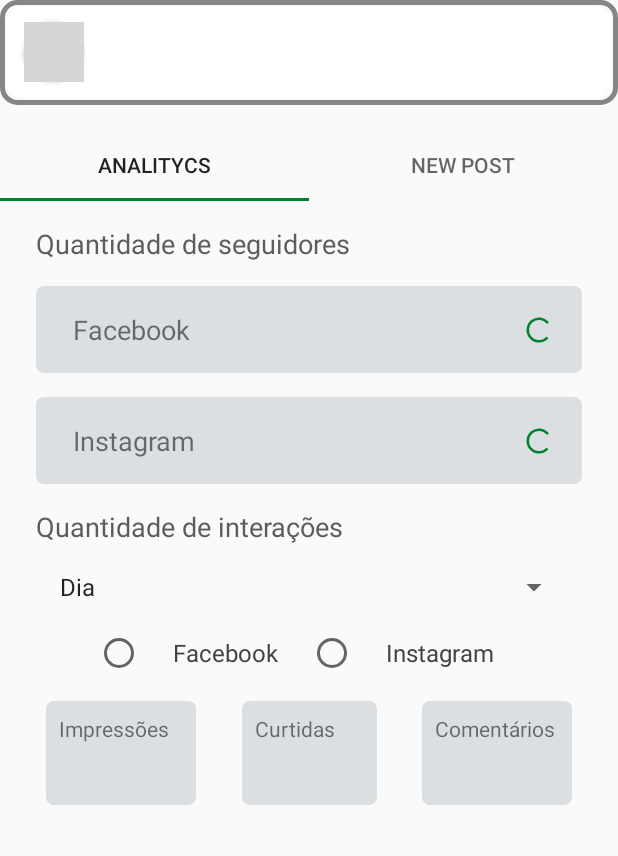
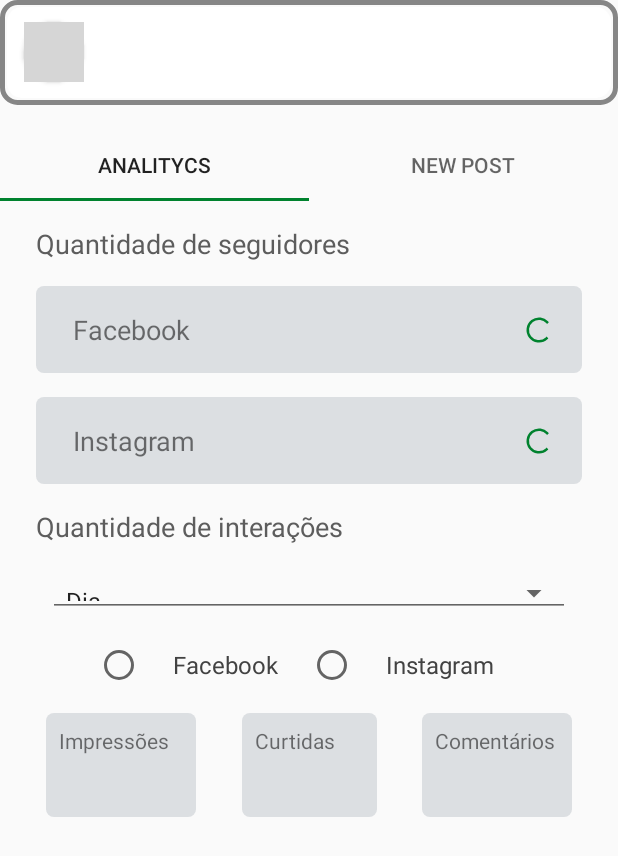
Before and after one commit to victoriagoularte/smms, an Android app: the AnalitycsFragment screen opened directly, with no data from a screen before it, on a phone screen of 412 x 824 dp. Shown: the top 856 px of the screen. Run offline under Robolectric (Android 15) with nearby library versions, the phone set to English and light mode, and no system bars; our stand-ins replace RxJava, data binding; 7 statements that could not run were skipped; grey boxes are pictures that could not be loaded.

```diff
--- a/app/src/main/java/br/com/unb/smms/repository/PageRepository.kt
+++ b/app/src/main/java/br/com/unb/smms/repository/PageRepository.kt
@@ -37,7 +37,7 @@ interface FacebookPageService {
     @POST("{ig-user-id}/media")
     fun mediaIg(@Path("page-id") id: String, @Body feedDTO: FeedDTO): Single<NodeGraphDTO>
 
-    @GET("{page-id}/insights?metric=impressions,reach,profile_views&period={period}")
+    @GET("{page-id}/insights?fields=period={period}&metric= page_engaged_users,page_actions_post_reactions_like_total, page_impressions, page_post_engagements")
     fun insights(
         @Path("page-id") id: String,
         @Path("period") metric: String
--- a/app/src/main/java/br/com/unb/smms/view/fragment/AnalitycsFragment.kt
+++ b/app/src/main/java/br/com/unb/smms/view/fragment/AnalitycsFragment.kt
@@ -45,13 +45,12 @@ class AnalitycsFragment : Fragment() {
             android.R.layout.simple_spinner_item
         ).also { adapter ->
             adapter.setDropDownViewResource(android.R.layout.simple_spinner_dropdown_item)
-            binding.spinnerMetric.adapter = adapter
+            binding.spinnerPeriod.adapter = adapter
         }
 
         events()
         viewModel.getFriendsCount()
         viewModel.userIdIg()
-
 
         viewModel.resultUserIdIg.observe(viewLifecycleOwner, Observer {
             when (it) {
@@ -66,9 +65,9 @@ class AnalitycsFragment : Fragment() {
     }
 
     private fun events() {
-        binding.spinnerMetric.onItemSelectedListener = object : AdapterView.OnItemSelectedListener{
+        binding.spinnerPeriod.onItemSelectedListener = object : AdapterView.OnItemSelectedListener {
             override fun onNothingSelected(parent: AdapterView<*>?) {
-
+                viewModel.periodSelected.value = "day"
             }
 
             override fun onItemSelected(
@@ -77,11 +76,14 @@ class AnalitycsFragment : Fragment() {
                 position: Int,
                 id: Long
             ) {
+                viewModel.periodSelected.value = when (position) {
+                    0 -> "day"
+                    2 -> "month"
+                    else -> "year"
+                }
+            }
+        }
 
-            }
-
-        }
     }
 
-
 }
--- a/app/src/main/java/br/com/unb/smms/viewmodel/AnalitycsViewModel.kt
+++ b/app/src/main/java/br/com/unb/smms/viewmodel/AnalitycsViewModel.kt
@@ -1,6 +1,7 @@
 package br.com.unb.smms.viewmodel
 
 import android.app.Application
+import androidx.databinding.ObservableBoolean
 import androidx.lifecycle.AndroidViewModel
 import androidx.lifecycle.MutableLiveData
 import br.com.unb.smms.SmmsData
@@ -16,9 +17,11 @@ import com.google.gson.Gson
 import io.reactivex.disposables.CompositeDisposable
 import io.reactivex.disposables.Disposable
 
+
 class AnalitycsViewModel(val app: Application) : AndroidViewModel(app) {
 
     private val userInteractor = UserInteractor(app.applicationContext)
+    private val pageInteractor = PageInteractor(app.applicationContext)
 
     private val smmsCompositeDisposable = CompositeDisposable()
     private lateinit var friendsFacebookDisposable: Disposable
@@ -30,9 +33,13 @@ class AnalitycsViewModel(val app: Application) : AndroidViewModel(app) {
     var resultUserIdIg = MutableLiveData<SmmsData<NodeGraph>>()
     var resultInstaInfo = MutableLiveData<SmmsData<IgInfo>>()
 
+    val facebookChecked = ObservableBoolean()
+    val instagramChecked = ObservableBoolean()
+    var periodSelected = MutableLiveData<String>()
+
     fun getFriendsCount() {
         friendsFacebookDisposable = userInteractor.getFriendsCount()
-            .subscribe { res, error ->
+            .subscribe { res, _ ->
                 if (res?.summary != null)
                     resultFacebookFriends.value = (res.summary!!.totalCount).toString()
 
@@ -87,13 +94,10 @@ class AnalitycsViewModel(val app: Application) : AndroidViewModel(app) {
         }
     }
 
+
 //    private fun insights() {
-//
-//        if(getPageAccessToken()?.accessToken != null) {
-//
-//            val igInteractor = PageInteractor(app.applicationContext, getPageAccessToken()?.accessToken!!)
-//
-//            instaInfoDisposable = igInteractor
+//        val id = if(facebookChecked.get()) {
+//            instaInfoDisposable = pageInteractor.insights(getPageAccessToken()?.accessToken!!, periodSelected.value!!)
 //                .subscribe { res, error ->
 //                    if(error != null) {
 //                        resultInstaInfo.value = SmmsData.Error(error)
@@ -103,10 +107,13 @@ class AnalitycsViewModel(val app: Application) : AndroidViewModel(app) {
 //                    followersCount.value = res.followersCount.toString()
 //
 //                }
+//        } else {
+//            getIgBusinessAccount()
+//        }
 //
-//            smmsCompositeDisposable.add(instaInfoDisposable)
 //
-//        }
+//
+//        smmsCompositeDisposable.add(instaInfoDisposable)
 //
 //    }
 
@@ -116,9 +123,15 @@ class AnalitycsViewModel(val app: Application) : AndroidViewModel(app) {
             SecurityConstants.PAGE_INFO,
             ""
         )
+        return gson.fromJson(loginResultString, Account::class.java)
+    }
 
-        return gson.fromJson(loginResultString, Account::class.java)
-
+    private fun getIgBusinessAccount(): String? {
+        val gson = Gson()
+        return getEncrypSharedPreferences(app.baseContext).getString(
+            SecurityConstants.IG_BUSINESS_ACCOUNT,
+            ""
+        )
     }
 
 
--- a/app/src/main/res/layout/fragment_analitycs.xml
+++ b/app/src/main/res/layout/fragment_analitycs.xml
@@ -146,8 +146,10 @@
 
         </androidx.constraintlayout.widget.ConstraintLayout>
 
+<!--        app:selectedCurrency = "@{viewModel.}"-->
 
         <RadioGroup
+
             android:id="@+id/rgSelectSocialMedia"
             android:layout_width="wrap_content"
             android:layout_height="wrap_content"
@@ -155,10 +157,11 @@
             android:orientation="horizontal"
             app:layout_constraintEnd_toEndOf="parent"
             app:layout_constraintStart_toStartOf="parent"
-            app:layout_constraintTop_toBottomOf="@id/spinnerMetric">
+            app:layout_constraintTop_toBottomOf="@id/spinnerPeriod">
 
             <RadioButton
                 android:id="@+id/rbFacebook"
+                android:checked="@={viewModel.facebookChecked}"
                 android:layout_width="wrap_content"
                 android:layout_height="wrap_content"
                 android:paddingHorizontal="20dp"
@@ -168,6 +171,7 @@
 
             <RadioButton
                 android:id="@+id/rbInstagram"
+                android:checked="@={viewModel.instagramChecked}"
                 android:layout_width="wrap_content"
                 android:layout_height="wrap_content"
                 android:paddingHorizontal="20dp"
@@ -177,9 +181,11 @@
         </RadioGroup>
 
         <Spinner
-            android:id="@+id/spinnerMetric"
+            android:id="@+id/spinnerPeriod"
             android:layout_width="0dp"
-            android:layout_height="wrap_content"
+            android:hint="@string/select_period"
+            style="@style/Widget.AppCompat.Spinner.Underlined"
+            android:layout_height="32dp"
             android:layout_marginStart="32dp"
             android:layout_marginTop="16dp"
             android:layout_marginEnd="32dp"
--- a/app/src/main/res/values/configs.xml
+++ b/app/src/main/res/values/configs.xml
@@ -4,11 +4,6 @@
     <!--    Facebooks`s configuration -->
     <string name="facebook_app_id">1821801631289669</string>
     <string name="fb_login_protocol_scheme">fb1821801631289669</string>
-    <string name="page_id">109187477422515</string>
-
-    <!--    Instagram`s configuration -->
-    <string name="instagram_id">2934584483302395</string>
-    <string name="instagram_user_id">17841432940842153</string>
 
     <string name="facebook_server">https://graph.facebook.com/v7.0/</string>
 </resources>
--- a/app/src/main/res/values/strings.xml
+++ b/app/src/main/res/values/strings.xml
@@ -21,6 +21,7 @@
     <string name="impressions">Impressões</string>
     <string name="likes">Curtidas</string>
     <string name="comments">Comentários</string>
+    <string name="select_period">Selecione um período</string>
 
     <string-array name="string_array_metrics">
         <item>Dia</item>
```
Also changed, not shown: app/src/main/java/br/com/unb/smms/interactor/PageInteractor.kt (+3 -11 lines), app/src/main/java/br/com/unb/smms/repository/IgRepository.kt (+20 -0 lines), app/src/main/java/br/com/unb/smms/view/fragment/NewPostFragment.kt (+26 -21 lines).
